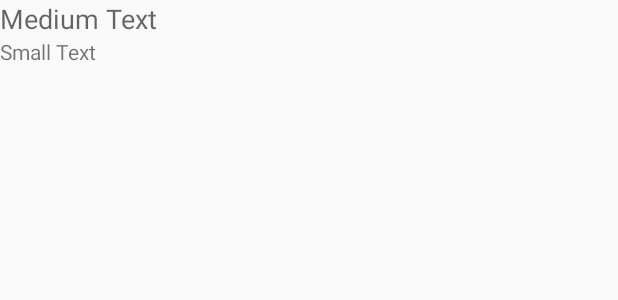
After one commit to pablo-didone/Save_Me, an Android app: the layout list_item_selected_contacts.xml on its own in the app's theme, with its tools: preview values and no code run, on a phone screen of 412 x 824 dp. The commit adds this screen. Shown: the top 300 px of the screen. Run offline under Robolectric (Android 15) with nearby library versions, the phone set to English and light mode, and no system bars.

Commit message:
Load contacts in config activity

```diff
--- a/app/src/main/java/mubbi/saveme/contact_list/ContactRow.java
+++ b/app/src/main/java/mubbi/saveme/contact_list/ContactRow.java
@@ -8,8 +8,8 @@ import android.os.Parcelable;
  */
 public class ContactRow implements Parcelable{
 
-    Contact contact;
-    boolean checked;
+    private Contact contact;
+    private boolean checked;
 
     public static final Parcelable.Creator<ContactRow> CREATOR = new Creator<ContactRow>() {
 
--- /dev/null
+++ b/app/src/main/res/layout/list_item_selected_contacts.xml
@@ -0,0 +1,20 @@
+<?xml version="1.0" encoding="utf-8"?>
+<LinearLayout xmlns:android="http://schemas.android.com/apk/res/android"
+    android:layout_width="match_parent"
+    android:layout_height="match_parent"
+    android:orientation="vertical">
+
+    <TextView
+        android:layout_width="match_parent"
+        android:layout_height="wrap_content"
+        android:textAppearance="?android:attr/textAppearanceMedium"
+        android:text="Medium Text"
+        android:id="@+id/lblSelectedContactName" />
+
+    <TextView
+        android:layout_width="match_parent"
+        android:layout_height="wrap_content"
+        android:textAppearance="?android:attr/textAppearanceSmall"
+        android:text="Small Text"
+        android:id="@+id/lblSelectedContactPhone" />
+</LinearLayout>
```
Also changed, not shown: app/src/main/java/mubbi/saveme/configuration/ConfigurationActivity.java (+29 -1 lines), app/src/main/java/mubbi/saveme/configuration/SelectedContactsAdapter.java (added, +58 -0 lines), app/src/main/java/mubbi/saveme/contact_list/Contact.java (+10 -2 lines), app/src/main/java/mubbi/saveme/contact_list/ContactsActivity.java (+22 -0 lines), app/src/main/res/layout/activity_configuration.xml (+3 -7 lines), app/src/main/res/layout/activity_contacts.xml (+13 -2 lines), app/src/main/res/values/styles.xml (+8 -0 lines), 1 other file.
